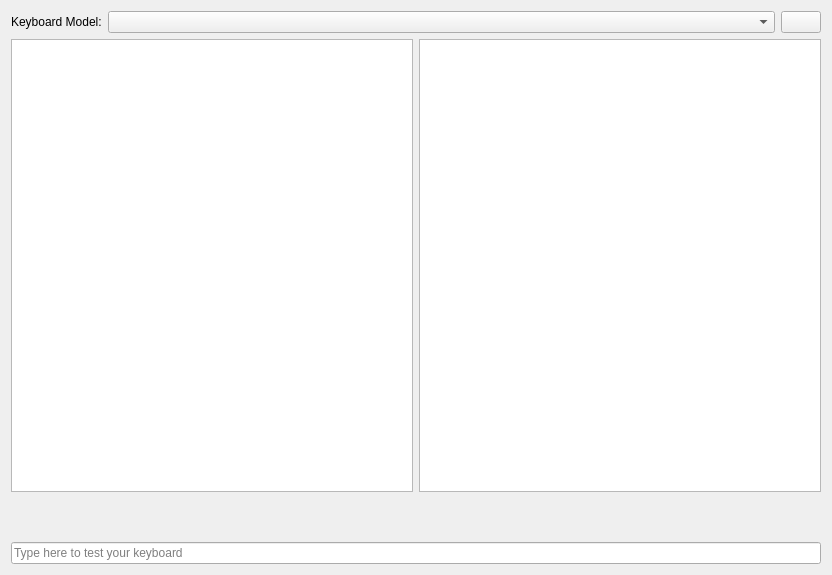
manjaro/manjaro-settings-manager, file src/manjaro-settings-manager/pages/PageKeyboard.ui: the form before one commit.
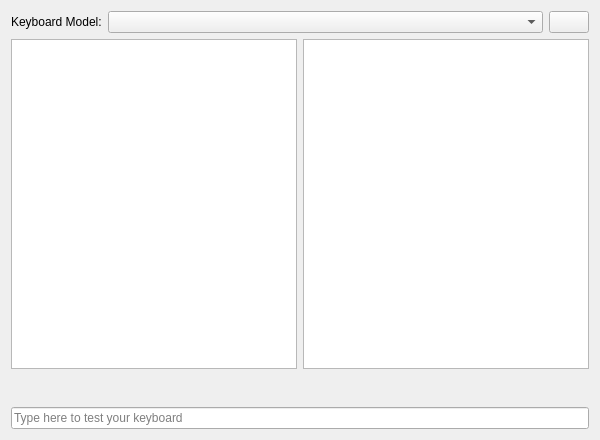
The form after the commit. Icons and pictures are not drawn.

Commit message: Fix minimum msm size and colors

Diff of the .ui file:
```diff
--- a/src/manjaro-settings-manager/pages/PageKeyboard.ui
+++ b/src/manjaro-settings-manager/pages/PageKeyboard.ui
@@ -6,8 +6,8 @@
    <rect>
     <x>0</x>
     <y>0</y>
-    <width>832</width>
-    <height>575</height>
+    <width>600</width>
+    <height>440</height>
    </rect>
   </property>
   <property name="windowTitle">
@@ -71,19 +71,22 @@
       <number>0</number>
      </property>
      <property name="topMargin">
-      <number>12</number>
+      <number>6</number>
      </property>
      <property name="bottomMargin">
-      <number>12</number>
+      <number>6</number>
      </property>
      <item>
       <spacer name="horizontalSpacer_2">
        <property name="orientation">
         <enum>Qt::Horizontal</enum>
        </property>
+       <property name="sizeType">
+        <enum>QSizePolicy::Minimum</enum>
+       </property>
        <property name="sizeHint" stdset="0">
         <size>
-         <width>40</width>
+         <width>0</width>
          <height>20</height>
         </size>
        </property>
@@ -97,9 +100,12 @@
        <property name="orientation">
         <enum>Qt::Horizontal</enum>
        </property>
+       <property name="sizeType">
+        <enum>QSizePolicy::Minimum</enum>
+       </property>
        <property name="sizeHint" stdset="0">
         <size>
-         <width>40</width>
+         <width>0</width>
          <height>20</height>
         </size>
        </property>
```
The commit also changes 13 other files.
